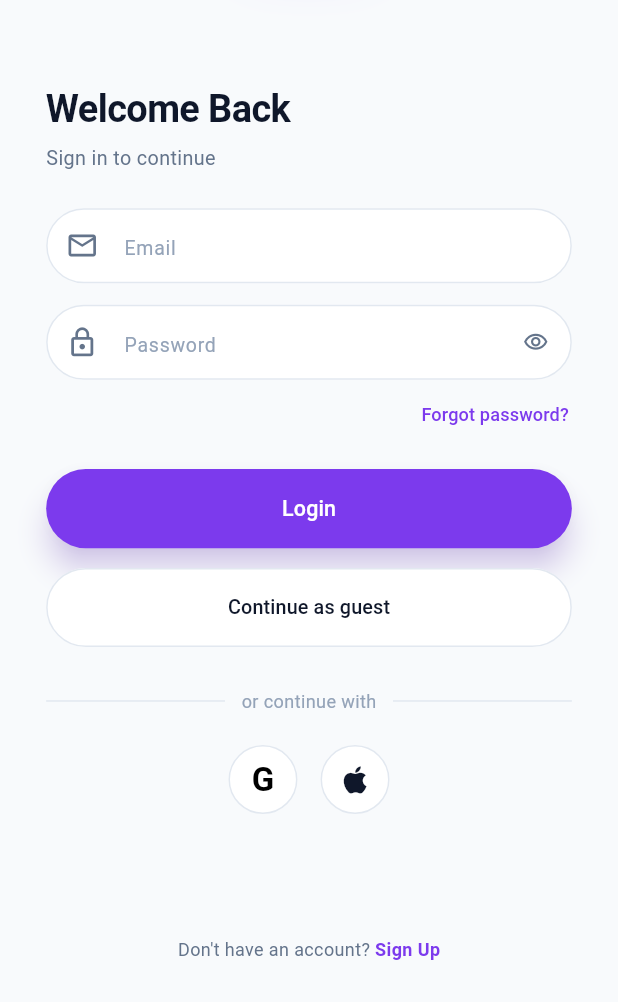
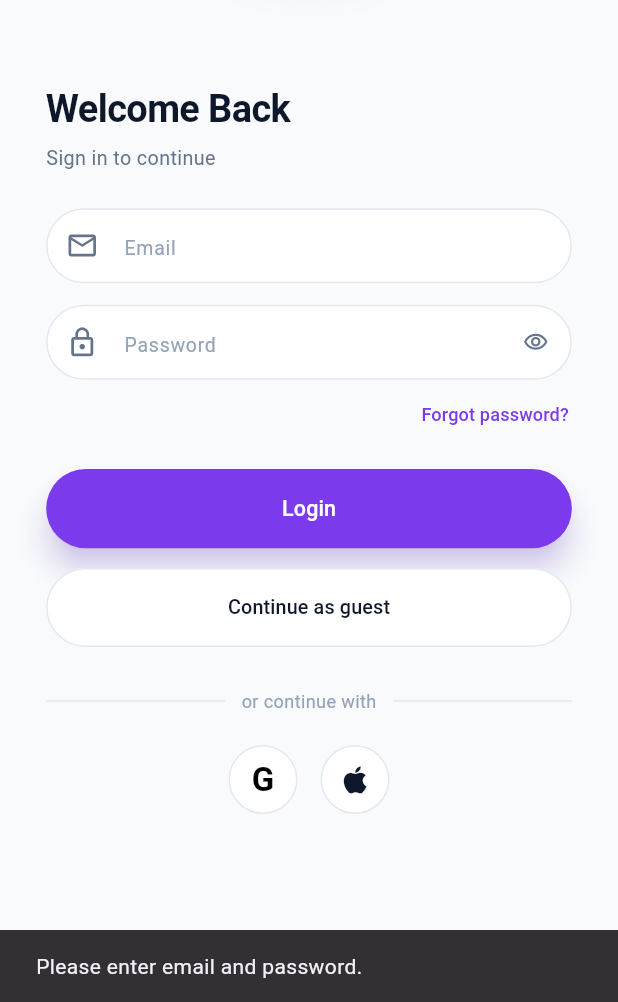
Before and after one commit to Ali-emad-25/movie-discovery-app, a Flutter app: the screen it shows after launch, after a tap on "Login", on a phone screen of 412 x 824 dp, the part 234-1236 px from its top. Run offline on Flutter 3.47's test engine with Material 3 defaults, Android fonts, the phone set to English and light mode, and no system bars; our stand-ins replace easy_localization, firebase_auth, firebase_core, flutter_bloc, flutter_screenutil, get_it; accounts and stored records are empty.

Commit message:
feat: implement email login

```diff
--- a/lib/core/di/injection.dart
+++ b/lib/core/di/injection.dart
@@ -1,3 +1,4 @@
+
 import 'package:get_it/get_it.dart';
 import 'package:firebase_auth/firebase_auth.dart';
 import 'package:movie_discovery_app/features/auth/data/data_sources/auth_remote_data_source.dart';
@@ -5,31 +6,42 @@ import 'package:movie_discovery_app/features/auth/data/data_sources/auth_remote_
 import 'package:movie_discovery_app/features/auth/data/repositories/auth_repository_impl.dart';
 import 'package:movie_discovery_app/features/auth/domain/repositories/auth_repository.dart';
 import 'package:movie_discovery_app/features/auth/domain/use_cases/register_use_case.dart';
+import 'package:movie_discovery_app/features/auth/domain/use_cases/login_use_case.dart';
 import 'package:movie_discovery_app/features/auth/presentation/view_models/auth_cubit.dart';
 
 final getIt = GetIt.instance;
 
 Future<void> configureDependencies() async {
   // Firebase
-  getIt.registerLazySingleton<FirebaseAuth>(() => FirebaseAuth.instance);
+  getIt.registerLazySingleton<FirebaseAuth>(
+        () => FirebaseAuth.instance,
+  );
 
   // Data Source
   getIt.registerLazySingleton<AuthRemoteDataSource>(
-    () => AuthRemoteDataSourceImpl(getIt<FirebaseAuth>()),
+        () => AuthRemoteDataSourceImpl(getIt<FirebaseAuth>()),
   );
 
   // Repository
   getIt.registerLazySingleton<AuthRepository>(
-    () => AuthRepositoryImpl(getIt<AuthRemoteDataSource>()),
+        () => AuthRepositoryImpl(getIt<AuthRemoteDataSource>()),
   );
 
-  // Use Case
+  // Register Use Case
   getIt.registerLazySingleton<RegisterUseCase>(
-    () => RegisterUseCase(getIt<AuthRepository>()),
+        () => RegisterUseCase(getIt<AuthRepository>()),
+  );
+
+  // Login Use Case
+  getIt.registerLazySingleton<LoginUseCase>(
+        () => LoginUseCase(getIt<AuthRepository>()),
   );
 
   // Cubit
   getIt.registerFactory<AuthCubit>(
-    () => AuthCubit(registerUseCase: getIt<RegisterUseCase>()),
+        () => AuthCubit(
+      registerUseCase: getIt<RegisterUseCase>(),
+      loginUseCase: getIt<LoginUseCase>(),
+    ),
   );
 }
--- a/lib/features/auth/data/data_sources/auth_remote_data_source.dart
+++ b/lib/features/auth/data/data_sources/auth_remote_data_source.dart
@@ -1,9 +1,14 @@
 import 'package:firebase_auth/firebase_auth.dart';
-
 abstract class AuthRemoteDataSource {
   Future<UserCredential> register({
     required String name,
     required String email,
     required String password,
   });
+
+  Future<UserCredential> login({
+    required String email,
+    required String password,
+  });
+
 }
--- a/lib/features/auth/data/data_sources/auth_remote_data_source_impl.dart
+++ b/lib/features/auth/data/data_sources/auth_remote_data_source_impl.dart
@@ -21,4 +21,17 @@ class AuthRemoteDataSourceImpl implements AuthRemoteDataSource {
 
     return credential;
   }
+
+  @override
+  Future<UserCredential> login({
+    required String email,
+    required String password,
+  }) async {
+    final credential = await firebaseAuth.signInWithEmailAndPassword(
+      email: email.trim(),
+      password: password,
+    );
+
+    return credential;
+  }
 }
--- /dev/null
+++ b/lib/features/auth/domain/use_cases/login_use_case.dart
@@ -0,0 +1,19 @@
+
+import 'package:movie_discovery_app/features/auth/domain/entities/user.dart';
+import 'package:movie_discovery_app/features/auth/domain/repositories/auth_repository.dart';
+
+class LoginUseCase {
+  final AuthRepository authRepository;
+
+  LoginUseCase(this.authRepository);
+
+  Future<User> call({
+    required String email,
+    required String password,
+  }) {
+    return authRepository.login(
+      email: email,
+      password: password,
+    );
+  }
+}
--- a/lib/features/auth/presentation/view_models/auth_cubit.dart
+++ b/lib/features/auth/presentation/view_models/auth_cubit.dart
@@ -1,12 +1,15 @@
 import 'package:flutter_bloc/flutter_bloc.dart';
 import 'package:movie_discovery_app/features/auth/domain/use_cases/register_use_case.dart';
+import 'package:movie_discovery_app/features/auth/domain/use_cases/login_use_case.dart';
 import 'package:movie_discovery_app/features/auth/presentation/view_models/auth_state.dart';
 
 class AuthCubit extends Cubit<AuthState> {
   final RegisterUseCase registerUseCase;
+  final LoginUseCase loginUseCase;
 
   AuthCubit({
     required this.registerUseCase,
+    required this.loginUseCase,
   }) : super(const AuthInitial());
 
   Future<void> register({
@@ -32,4 +35,26 @@ class AuthCubit extends Cubit<AuthState> {
       );
     }
   }
+
+  Future<void> login({
+    required String email,
+    required String password,
+  }) async {
+    emit(const AuthLoading());
+
+    try {
+      final user = await loginUseCase(
+        email: email,
+        password: password,
+      );
+
+      emit(AuthSuccess(user));
+    } catch (e) {
+      emit(
+        const AuthFailure(
+          'Login failed. Please check your email and password.',
+        ),
+      );
+    }
+  }
 }
--- a/lib/features/auth/presentation/views/login_screen.dart
+++ b/lib/features/auth/presentation/views/login_screen.dart
@@ -2,6 +2,11 @@ import 'package:flutter/material.dart';
 import 'package:movie_discovery_app/core/utils/app_colors.dart';
 import 'package:movie_discovery_app/core/routes/app_routes.dart';
 import 'package:movie_discovery_app/core/utils/app_assets.dart';
+import 'package:flutter_bloc/flutter_bloc.dart';
+import 'package:movie_discovery_app/features/auth/presentation/view_models/auth_cubit.dart';
+import 'package:movie_discovery_app/features/auth/presentation/view_models/auth_state.dart';
+
+
 
 class LoginScreen extends StatefulWidget {
   const LoginScreen({super.key});
@@ -140,6 +145,7 @@ class _LoginScreenState extends State<LoginScreen> {
       1.2,
     );
 
+
     return Scaffold(
       backgroundColor: backgroundColor,
       body: SafeArea(
@@ -274,11 +280,56 @@ class _LoginScreenState extends State<LoginScreen> {
 
                     SizedBox(height: 19 * scale),
 
-                    SizedBox(
+
+                    BlocConsumer<AuthCubit, AuthState>(
+                      listener: (context, state) {
+                        if (!(ModalRoute.of(context)?.isCurrent ?? true)) {
+                          return;
+                        }
+                        if (state is AuthSuccess) {
+                          Navigator.of(context).pushReplacement(
+                            MaterialPageRoute(
+                              builder: (context) => const _TemporaryHomeScreen(),
+                            ),
+                          );
+                        }
+                        else if (state is AuthFailure) {
+                          ScaffoldMessenger.of(context).showSnackBar(
+                            SnackBar(
+                              content: Text(state.message),
+                            ),
+                          );
+                        }
+                      },
+                      builder: (context, state) {
+                        final isLoading = state is AuthLoading;
+
+                        return SizedBox(
                           width: double.infinity,
                           height: 48 * scale,
                           child: ElevatedButton(
-                        onPressed: () {},
+                            onPressed: isLoading
+                                ? null
+                                : () {
+                              final email = emailController.text.trim();
+                              final password = passwordController.text;
+
+                              if (email.isEmpty || password.isEmpty) {
+                                ScaffoldMessenger.of(context).showSnackBar(
+                                  const SnackBar(
+                                    content: Text(
+                                      'Please enter email and password.',
+                                    ),
+                                  ),
+                                );
+                                return;
+                              }
+
+                              context.read<AuthCubit>().login(
+                                email: email,
+                                password: password,
+                              );
+                            },
                             style: ElevatedButton.styleFrom(
                               backgroundColor: primaryColor,
                               foregroundColor: Colors.white,
@@ -289,7 +340,16 @@ class _LoginScreenState extends State<LoginScreen> {
                                 borderRadius: BorderRadius.circular(28),
                               ),
                             ),
-                        child: Text(
+                            child: isLoading
+                                ? const SizedBox(
+                              width: 21,
+                              height: 21,
+                              child: CircularProgressIndicator(
+                                strokeWidth: 2,
+                                color: Colors.white,
+                              ),
+                            )
+                                : Text(
                               'Login',
                               style: TextStyle(
                                 fontSize: 13 * scale,
@@ -297,7 +357,10 @@ class _LoginScreenState extends State<LoginScreen> {
                               ),
                             ),
                           ),
+                        );
+                      },
                     ),
+
 
                     SizedBox(height: 12 * scale),
 
@@ -419,3 +482,24 @@ class _LoginScreenState extends State<LoginScreen> {
     );
   }
 }
+
+
+class _TemporaryHomeScreen extends StatelessWidget {
+  const _TemporaryHomeScreen();
+
+  @override
+  Widget build(BuildContext context) {
+    return const Scaffold(
+      backgroundColor: Colors.white,
+      body: Center(
+        child: Text(
+          'Home Screen',
+          style: TextStyle(
+            color: Colors.black,
+            fontSize: 18,
+          ),
+        ),
+      ),
+    );
+  }
+}
--- a/pubspec.yaml
+++ b/pubspec.yaml
@@ -43,6 +43,7 @@ dependencies:
   firebase_auth: ^7.0.0
   get_it: ^9.3.0
   dio: ^5.11.1
+  google_sign_in: ^7.2.0
 
 dev_dependencies:
   flutter_test:
```
Also changed, not shown: lib/features/auth/data/repositories/auth_repository_impl.dart (+18 -3 lines), pubspec.lock. Lines whose indentation alone changed are shown as unchanged.
